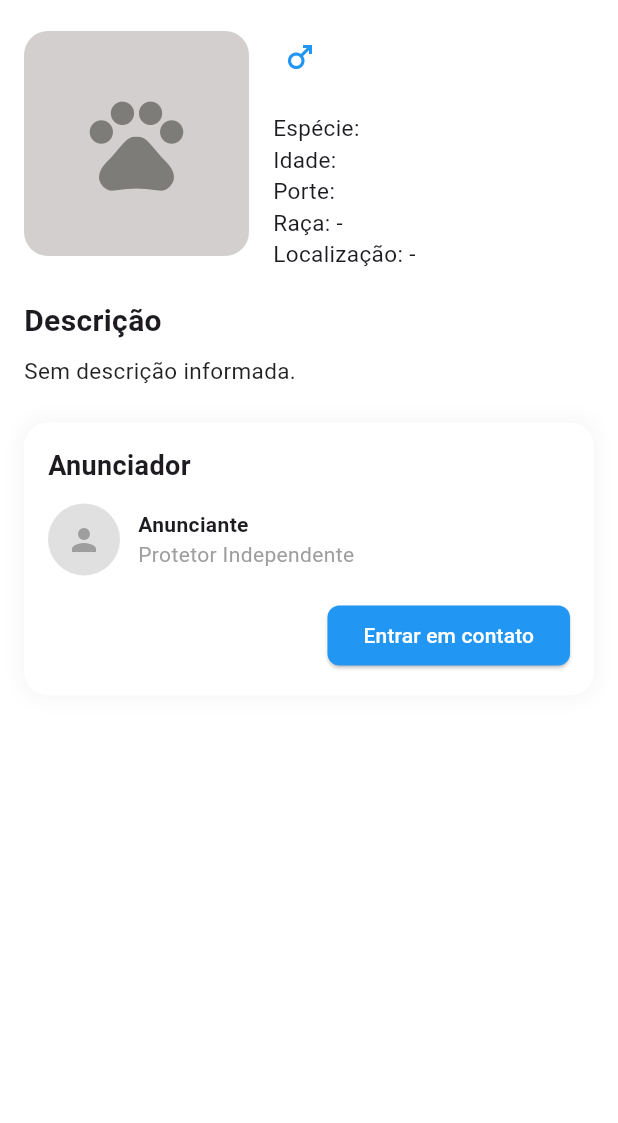
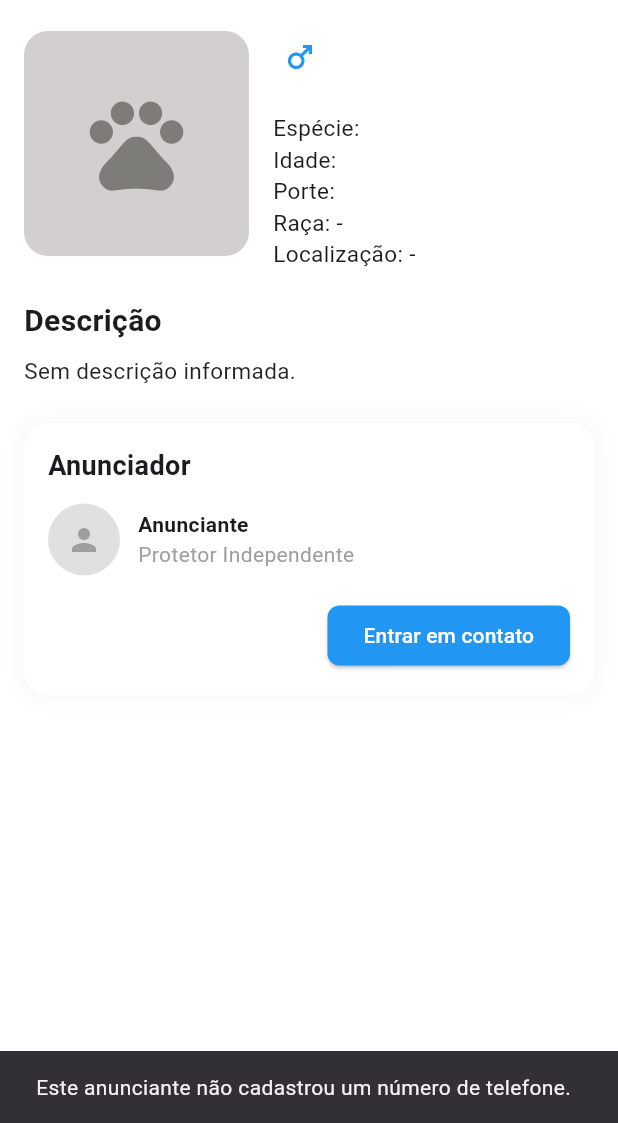
Before and after one commit to Adota-facil/adota, a Flutter app: the PerfilPetView screen opened directly with empty values, after a tap on "Entrar em contato", on a phone screen of 412 x 824 dp, the part 113-1236 px from its top. Run offline on Flutter 3.47's test engine with Material 3 defaults, Android fonts, the light colour scheme and no system bars; our stand-ins replace carousel_slider, cloud_firestore, firebase_analytics, firebase_auth, firebase_core, firebase_storage and 3 more; missing offline and left inert: crop_your_image; accounts and stored records are empty.

Commit message:
funcionalidade do WhatsApp

```diff
--- a/lib/view/pages/perfil_pet_view.dart
+++ b/lib/view/pages/perfil_pet_view.dart
@@ -1,7 +1,9 @@
 import 'package:adota_facil/models/pet_model.dart';
 import 'package:adota_facil/view/widgets/appBar_Widget.dart';
 import 'package:adota_facil/view/widgets/pet_image_widget.dart';
+import 'package:cloud_firestore/cloud_firestore.dart';
 import 'package:flutter/material.dart';
+import 'package:url_launcher/url_launcher.dart';
 
 class PerfilPetView extends StatefulWidget {
   final PetModel pet;
@@ -13,6 +15,73 @@ class PerfilPetView extends StatefulWidget {
 }
 
 class _PerfilPetViewState extends State<PerfilPetView> {
+  bool _carregandoContato = false;
+
+  // Função para buscar o telefone do anunciante no Firestore e abrir o WhatsApp
+  Future<void> _falarComAnunciante() async {
+    setState(() => _carregandoContato = true);
+
+    try {
+      String? telefone;
+
+      // Busca os dados do anunciante na coleção 'usuarios' usando o anuncianteId do pet
+      if (widget.pet.anuncianteId.isNotEmpty) {
+        final docUsuario = await FirebaseFirestore.instance
+            .collection('usuarios')
+            .doc(widget.pet.anuncianteId)
+            .get();
+
+        if (docUsuario.exists) {
+          final dados = docUsuario.data();
+          telefone = dados?['telefone'] as String?;
+        }
+      }
+
+      // Limpa caracteres especiais e obtém apenas os dígitos
+      String numeroLimpo = telefone?.replaceAll(RegExp(r'\D'), '') ?? '';
+
+      // Adiciona o DDI do Brasil (55) automaticamente caso o usuário não tenha colocado
+      if (numeroLimpo.isNotEmpty && !numeroLimpo.startsWith('55')) {
+        numeroLimpo = '55$numeroLimpo';
+      }
+
+      if (!mounted) return;
+
+      if (numeroLimpo.isEmpty) {
+        ScaffoldMessenger.of(context).showSnackBar(
+          const SnackBar(
+            content: Text(
+              'Este anunciante não cadastrou um número de telefone.',
+            ),
+          ),
+        );
+        return;
+      }
+
+      const mensagem =
+          'Olá! Vi o anúncio do pet no Adota Fácil e tenho interesse em saber mais.';
+      final Uri url = Uri.parse(
+        'https://wa.me/$numeroLimpo?text=${Uri.encodeComponent(mensagem)}',
+      );
+
+      if (await canLaunchUrl(url)) {
+        await launchUrl(url, mode: LaunchMode.externalApplication);
+      } else {
+        await launchUrl(url, mode: LaunchMode.platformDefault);
+      }
+    } catch (e) {
+      debugPrint('Erro ao abrir o WhatsApp: $e');
+      if (mounted) {
+        ScaffoldMessenger.of(context).showSnackBar(
+          const SnackBar(content: Text('Não foi possível abrir o WhatsApp.')),
+        );
+      }
+    } finally {
+      if (mounted) {
+        setState(() => _carregandoContato = false);
+      }
+    }
+  }
 
   @override
   Widget build(BuildContext context) {
@@ -31,7 +100,6 @@ class _PerfilPetViewState extends State<PerfilPetView> {
             Row(
               crossAxisAlignment: CrossAxisAlignment.start,
               children: [
-                // Foto Principal com cantos arredondados e tratamento de erro
                 ClipRRect(
                   borderRadius: BorderRadius.circular(16),
                   child: PetImageWidget(
@@ -42,12 +110,10 @@ class _PerfilPetViewState extends State<PerfilPetView> {
                   ),
                 ),
                 const SizedBox(width: 16),
-                // Detalhes textuais
                 Expanded(
                   child: Column(
                     crossAxisAlignment: CrossAxisAlignment.start,
                     children: [
-                      // Nome e ícone de gênero
                       Row(
                         mainAxisAlignment: MainAxisAlignment.start,
                         children: [
@@ -63,7 +129,6 @@ class _PerfilPetViewState extends State<PerfilPetView> {
                         ],
                       ),
                       const SizedBox(height: 8),
-                      // Tags de status (a partir de statusSaude, ex: "Castrado, Vacinado")
                       if (pet.tagsSaude.isNotEmpty)
                         Wrap(
                           spacing: 8,
@@ -86,15 +151,22 @@ class _PerfilPetViewState extends State<PerfilPetView> {
                           }).toList(),
                         ),
                       const SizedBox(height: 12),
-                      // Dados específicos do animal
-                      Text('Espécie: ${pet.especie}',
-                          style: const TextStyle(fontSize: 15)),
-                      Text('Idade: ${pet.idade}',
-                          style: const TextStyle(fontSize: 15)),
-                      Text('Porte: ${pet.porte}',
-                          style: const TextStyle(fontSize: 15)),
-                      Text('Raça: ${pet.raca.isNotEmpty ? pet.raca : "-"}',
-                          style: const TextStyle(fontSize: 15)),
+                      Text(
+                        'Espécie: ${pet.especie}',
+                        style: const TextStyle(fontSize: 15),
+                      ),
+                      Text(
+                        'Idade: ${pet.idade}',
+                        style: const TextStyle(fontSize: 15),
+                      ),
+                      Text(
+                        'Porte: ${pet.porte}',
+                        style: const TextStyle(fontSize: 15),
+                      ),
+                      Text(
+                        'Raça: ${pet.raca.isNotEmpty ? pet.raca : "-"}',
+                        style: const TextStyle(fontSize: 15),
+                      ),
                       Text(
                         'Localização: ${pet.localizacao.isNotEmpty ? pet.localizacao : "-"}',
                         style: const TextStyle(fontSize: 15),
@@ -106,8 +178,9 @@ class _PerfilPetViewState extends State<PerfilPetView> {
             ),
             const SizedBox(height: 20),
 
-            // Galeria de fotos adicionais (se houver)
-            Builder(builder: (context) {
+            // Galeria de fotos adicionais
+            Builder(
+              builder: (context) {
                 final galeria = pet.fotosBase64.isNotEmpty
                     ? pet.fotosBase64
                     : pet.fotos;
@@ -140,7 +213,8 @@ class _PerfilPetViewState extends State<PerfilPetView> {
                     const SizedBox(height: 24),
                   ],
                 );
-            }),
+              },
+            ),
 
             // Seção de Descrição
             const Text(
@@ -161,7 +235,6 @@ class _PerfilPetViewState extends State<PerfilPetView> {
             const SizedBox(height: 24),
 
             // Card do Anunciante
-            // TODO: dados fixos até existir um model de usuário/anunciante ligado ao pet.
             Container(
               padding: const EdgeInsets.all(16),
               decoration: BoxDecoration(
@@ -209,18 +282,29 @@ class _PerfilPetViewState extends State<PerfilPetView> {
                     ],
                   ),
                   const SizedBox(height: 16),
-                  // Botão de Contato alinhado à direita
+                  // Botão de Contato com indicador de carregamento
                   Align(
                     alignment: Alignment.centerRight,
                     child: ElevatedButton(
-                      onPressed: () {},
+                      onPressed: _carregandoContato
+                          ? null
+                          : _falarComAnunciante,
                       style: ElevatedButton.styleFrom(
                         backgroundColor: Colors.blue,
                         shape: RoundedRectangleBorder(
                           borderRadius: BorderRadius.circular(8),
                         ),
                       ),
-                      child: const Text(
+                      child: _carregandoContato
+                          ? const SizedBox(
+                              width: 16,
+                              height: 16,
+                              child: CircularProgressIndicator(
+                                color: Colors.white,
+                                strokeWidth: 2,
+                              ),
+                            )
+                          : const Text(
                               'Entrar em contato',
                               style: TextStyle(color: Colors.white),
                             ),
```
Also changed, not shown: pubspec.yaml (+3 -75 lines), pubspec.lock, 1 other file. Lines whose indentation alone changed are shown as unchanged.
